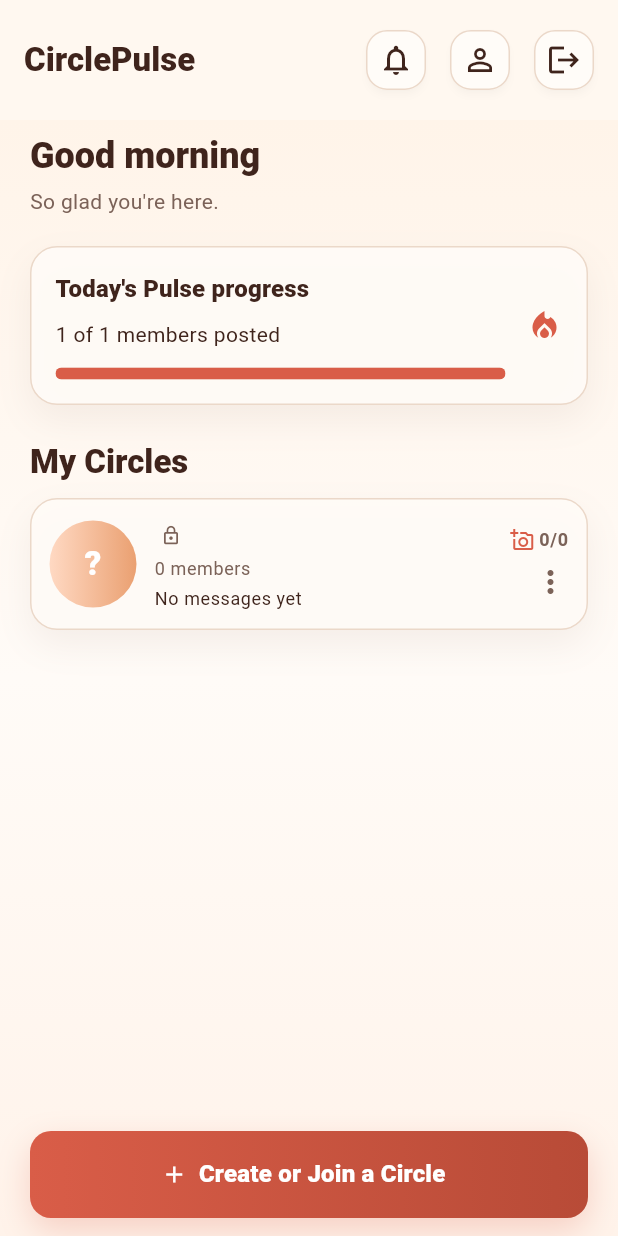
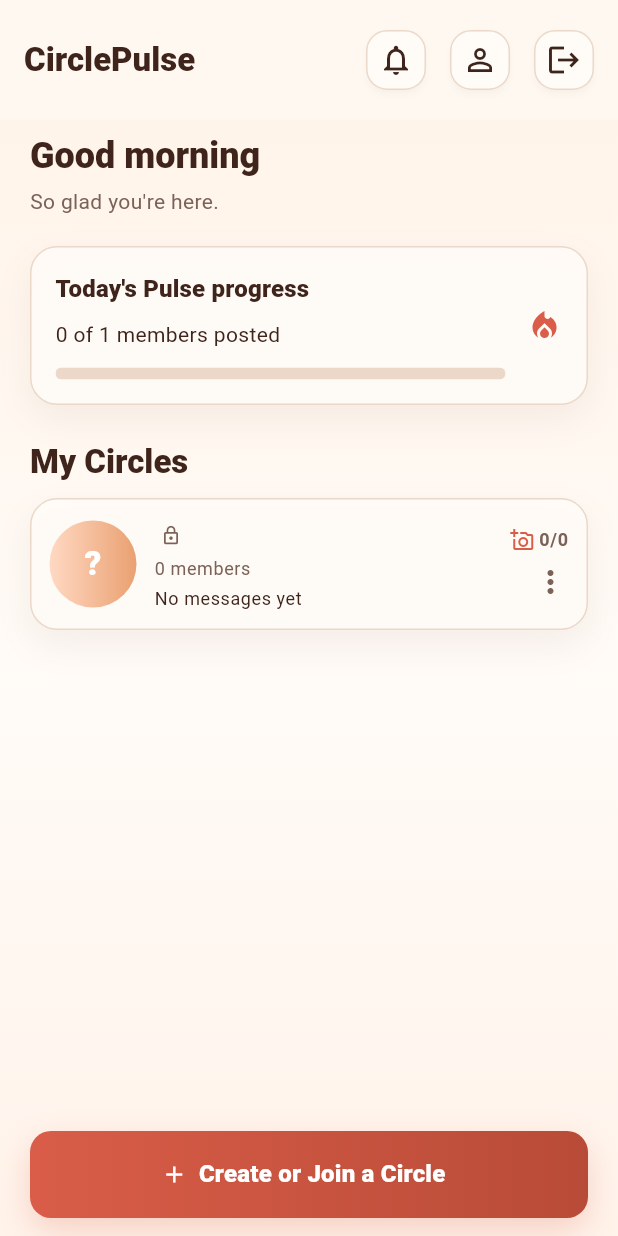
Before and after one commit to sudip0-0/circleplus, a Flutter app: the HomeScreen screen opened by its route, on a phone screen of 412 x 824 dp. Run offline on Flutter 3.47's test engine with Material 3 defaults, Android fonts, the phone set to English and light mode, and no system bars; our stand-ins replace cloud_firestore, firebase_auth, firebase_core, firebase_messaging, flutter_riverpod, go_router and 1 more; accounts and stored records are empty.

Commit message:
feat: Enhance image compression and update media upload handling to use JPEG format

```diff
--- a/lib/features/circles/presentation/home_screen.dart
+++ b/lib/features/circles/presentation/home_screen.dart
@@ -100,9 +100,9 @@ class _HomeScreenState extends ConsumerState<HomeScreen> {
               const SizedBox(height: 24),
               Text(
                 'My Circles',
-                style: Theme.of(context).textTheme.titleLarge?.copyWith(
-                  fontWeight: FontWeight.w800,
-                ),
+                style: Theme.of(
+                  context,
+                ).textTheme.titleLarge?.copyWith(fontWeight: FontWeight.w800),
               ),
               const SizedBox(height: 10),
               ...items.map(
@@ -298,19 +298,31 @@ class _FallbackCircleCover extends StatelessWidget {
   }
 }
 
-class _OverallPulseProgress extends StatelessWidget {
+class _OverallPulseProgress extends ConsumerWidget {
   const _OverallPulseProgress({required this.circles});
 
   final List<CircleModel> circles;
 
   @override
-  Widget build(BuildContext context) {
+  Widget build(BuildContext context, WidgetRef ref) {
     final members = circles.fold<int>(
       0,
       (sum, circle) => sum + circle.memberCount,
     );
     final total = members == 0 ? circles.length : members;
-    final posted = total == 0 ? 0 : (total / 2).round().clamp(0, total);
+    var posted = 0;
+    var isLoading = false;
+    Object? firstError;
+
+    for (final circle in circles) {
+      final pulses = ref.watch(todayPulsesProvider(circle.id));
+      pulses.when(
+        loading: () => isLoading = true,
+        error: (error, stackTrace) => firstError ??= error,
+        data: (items) => posted += items.length,
+      );
+    }
+
     final progress = total == 0 ? 0.0 : posted / total;
 
     return WarmCard(
@@ -327,12 +339,24 @@ class _OverallPulseProgress extends StatelessWidget {
                   ),
                 ),
                 const SizedBox(height: 8),
-                Text('$posted of $total members posted'),
+                if (firstError != null)
+                  Text(
+                    'Pulse progress unavailable',
+                    style: TextStyle(
+                      color: Theme.of(context).colorScheme.error,
+                    ),
+                  )
+                else
+                  Text(
+                    isLoading
+                        ? 'Checking today\'s Pulses...'
+                        : '$posted of $total members posted',
+                  ),
                 const SizedBox(height: 12),
                 ClipRRect(
                   borderRadius: BorderRadius.circular(999),
                   child: LinearProgressIndicator(
-                    value: progress,
+                    value: isLoading || firstError != null ? null : progress,
                     minHeight: 8,
                     backgroundColor: CirclePulseColors.outline,
                     color: CirclePulseColors.clay,
--- a/lib/features/messages/presentation/message_composer.dart
+++ b/lib/features/messages/presentation/message_composer.dart
@@ -170,8 +170,8 @@ class _MessageComposerState extends ConsumerState<MessageComposer> {
         .uploadPhotoMessage(
           circleId: widget.circleId,
           bytes: bytes,
-          contentType: 'image/png',
-          fileExtension: 'png',
+          contentType: 'image/jpeg',
+          fileExtension: 'jpg',
           text: _controller.text,
         );
     if (!ref.read(messageControllerProvider).hasError) {
--- a/lib/features/plans/data/firebase_plan_repository.dart
+++ b/lib/features/plans/data/firebase_plan_repository.dart
@@ -20,6 +20,7 @@ class FirebasePlanRepository implements PlanRepository {
         .doc(circleId)
         .collection('plans')
         .where('status', isEqualTo: PlanStatus.active.name)
+        .where('startsAt', isGreaterThanOrEqualTo: DateTime.now())
         .orderBy('startsAt')
         .snapshots()
         .map(
--- a/lib/features/profile/presentation/edit_profile_screen.dart
+++ b/lib/features/profile/presentation/edit_profile_screen.dart
@@ -162,8 +162,7 @@ class _EditProfileScreenState extends ConsumerState<EditProfileScreen> {
     final compressed = await compressImageBytes(raw);
     setState(() {
       _avatarBytes = compressed;
-      // Use .png since compressImageBytes always returns PNG-encoded bytes.
-      _avatarFileName = 'avatar.png';
+      _avatarFileName = 'avatar.jpg';
     });
   }
 }
--- a/lib/features/pulses/presentation/create_pulse_screen.dart
+++ b/lib/features/pulses/presentation/create_pulse_screen.dart
@@ -190,8 +190,8 @@ class _CreatePulseScreenState extends ConsumerState<CreatePulseScreen> {
         .uploadPhotoAndCreatePulse(
           circleId: widget.circleId,
           bytes: bytes,
-          contentType: 'image/png',
-          fileExtension: 'png',
+          contentType: 'image/jpeg',
+          fileExtension: 'jpg',
           caption: _captionController.text,
           mood: _moodController.text,
         );
--- a/pubspec.yaml
+++ b/pubspec.yaml
@@ -44,6 +44,7 @@ dependencies:
   image_picker: ^1.2.2
   intl: ^0.20.2
   async: ^2.13.1
+  image: ^4.8.0
 
 dev_dependencies:
   flutter_test:
```
Also changed, not shown: lib/core/utils/image_compression.dart (+46 -32 lines), lib/features/circles/presentation/circle_room_screen.dart (+12 -0 lines), pubspec.lock, 1 other file.
